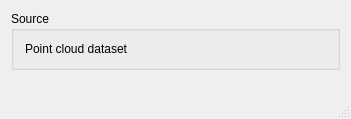
carsmie/QGIS, file src/ui/pointcloud/qgspointcloudsourceselectbase.ui: the form before one commit.
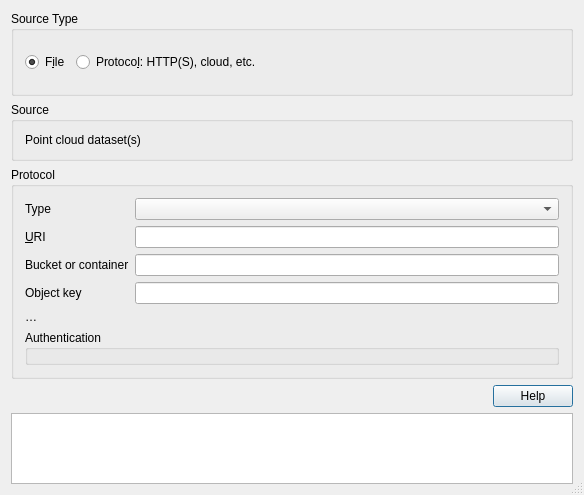
The form after the commit. Icons and pictures are not drawn. Custom widgets are drawn as their Qt base class.

```diff
--- a/src/ui/pointcloud/qgspointcloudsourceselectbase.ui
+++ b/src/ui/pointcloud/qgspointcloudsourceselectbase.ui
@@ -6,8 +6,8 @@
    <rect>
     <x>0</x>
     <y>0</y>
-    <width>351</width>
-    <height>119</height>
+    <width>584</width>
+    <height>495</height>
    </rect>
   </property>
   <property name="windowTitle">
@@ -23,37 +23,174 @@
   <property name="modal">
    <bool>true</bool>
   </property>
-  <layout class="QGridLayout" name="gridLayout_2">
+  <layout class="QGridLayout" name="gridLayout">
+   <item row="2" column="0">
+    <widget class="QGroupBox" name="protocolGroupBox">
+     <property name="sizePolicy">
+      <sizepolicy hsizetype="Preferred" vsizetype="Fixed">
+       <horstretch>0</horstretch>
+       <verstretch>0</verstretch>
+      </sizepolicy>
+     </property>
+     <property name="minimumSize">
+      <size>
+       <width>0</width>
+       <height>0</height>
+      </size>
+     </property>
+     <property name="title">
+      <string>Protocol</string>
+     </property>
+     <layout class="QGridLayout" name="gridLayout_21">
+      <item row="0" column="1">
+       <widget class="QComboBox" name="cmbProtocolTypes"/>
+      </item>
+      <item row="0" column="0">
+       <widget class="QLabel" name="label_2">
+        <property name="text">
+         <string>Type</string>
+        </property>
+       </widget>
+      </item>
+      <item row="1" column="0">
+       <widget class="QLabel" name="labelProtocolURI">
+        <property name="text">
+         <string>&amp;URI</string>
+        </property>
+        <property name="buddy">
+         <cstring>protocolURI</cstring>
+        </property>
+       </widget>
+      </item>
+      <item row="1" column="1">
+       <widget class="QLineEdit" name="protocolURI"/>
+      </item>
+      <item row="2" column="0">
+       <widget class="QLabel" name="labelBucket">
+        <property name="text">
+         <string>Bucket or container</string>
+        </property>
+        <property name="buddy">
+         <cstring>mBucket</cstring>
+        </property>
+       </widget>
+      </item>
+      <item row="2" column="1">
+       <widget class="QLineEdit" name="mBucket"/>
+      </item>
+      <item row="3" column="0">
+       <widget class="QLabel" name="labelKey">
+        <property name="text">
+         <string>Object key</string>
+        </property>
+        <property name="buddy">
+         <cstring>mKey</cstring>
+        </property>
+       </widget>
+      </item>
+      <item row="3" column="1">
+       <widget class="QLineEdit" name="mKey"/>
+      </item>
+      <item row="4" column="0" colspan="2">
+       <widget class="QLabel" name="mAuthWarning">
+        <property name="text">
+         <string>…</string>
+        </property>
+        <property name="wordWrap">
+         <bool>true</bool>
+        </property>
+        <property name="openExternalLinks">
+         <bool>true</bool>
+        </property>
+       </widget>
+      </item>
+      <item row="5" column="0" colspan="2">
+       <widget class="QGroupBox" name="mAuthGroupBox">
+        <property name="title">
+         <string>Authentication</string>
+        </property>
+        <layout class="QVBoxLayout" name="verticalLayout_3">
+         <property name="leftMargin">
+          <number>6</number>
+         </property>
+         <property name="topMargin">
+          <number>6</number>
+         </property>
+         <property name="rightMargin">
+          <number>6</number>
+         </property>
+         <property name="bottomMargin">
+          <number>6</number>
+         </property>
+         <item>
+          <widget class="QgsAuthSettingsWidget" name="mAuthSettingsProtocol" native="true">
+           <property name="sizePolicy">
+            <sizepolicy hsizetype="Preferred" vsizetype="Maximum">
+             <horstretch>0</horstretch>
+             <verstretch>0</verstretch>
+            </sizepolicy>
+           </property>
+          </widget>
+         </item>
+        </layout>
+       </widget>
+      </item>
+     </layout>
+    </widget>
+   </item>
+   <item row="4" column="0">
+    <widget class="QDialogButtonBox" name="buttonBox">
+     <property name="standardButtons">
+      <set>QDialogButtonBox::Help</set>
+     </property>
+    </widget>
+   </item>
    <item row="0" column="0">
-    <layout class="QVBoxLayout" name="verticalLayout">
-     <item>
-      <widget class="QGroupBox" name="fileGroupBox">
-       <property name="sizePolicy">
-        <sizepolicy hsizetype="Preferred" vsizetype="Fixed">
-         <horstretch>0</horstretch>
-         <verstretch>0</verstretch>
-        </sizepolicy>
-       </property>
-       <property name="title">
-        <string>Source</string>
-       </property>
-       <layout class="QHBoxLayout" name="horizontalLayout">
-        <item>
-         <widget class="QLabel" name="label">
-          <property name="text">
-           <string>Point cloud dataset</string>
-          </property>
-         </widget>
-        </item>
-        <item>
-         <widget class="QgsFileWidget" name="mFileWidget" native="true"/>
-        </item>
-       </layout>
-      </widget>
-     </item>
-    </layout>
+    <widget class="QGroupBox" name="srcGroupBox">
+     <property name="sizePolicy">
+      <sizepolicy hsizetype="Preferred" vsizetype="Fixed">
+       <horstretch>0</horstretch>
+       <verstretch>0</verstretch>
+      </sizepolicy>
+     </property>
+     <property name="title">
+      <string>Source Type</string>
+     </property>
+     <layout class="QHBoxLayout" name="horizontalLayout1_2">
+      <item>
+       <widget class="QRadioButton" name="mRadioSrcFile">
+        <property name="text">
+         <string>F&amp;ile</string>
+        </property>
+        <property name="checked">
+         <bool>true</bool>
+        </property>
+       </widget>
+      </item>
+      <item>
+       <widget class="QRadioButton" name="mRadioSrcProtocol">
+        <property name="text">
+         <string>Protoco&amp;l: HTTP(S), cloud, etc.</string>
+        </property>
+       </widget>
+      </item>
+      <item>
+       <spacer name="horizontalSpacer_2">
+        <property name="orientation">
+         <enum>Qt::Horizontal</enum>
+        </property>
+        <property name="sizeHint" stdset="0">
+         <size>
+          <width>20</width>
+          <height>40</height>
+         </size>
+        </property>
+       </spacer>
+      </item>
+     </layout>
+    </widget>
    </item>
-   <item row="1" column="0">
+   <item row="3" column="0">
     <spacer name="verticalSpacer">
      <property name="orientation">
       <enum>Qt::Vertical</enum>
@@ -66,13 +203,34 @@
      </property>
     </spacer>
    </item>
-   <item row="2" column="0">
-    <widget class="QDialogButtonBox" name="buttonBox">
-     <property name="standardButtons">
-      <set>QDialogButtonBox::NoButton</set>
+   <item row="1" column="0">
+    <widget class="QGroupBox" name="fileGroupBox">
+     <property name="sizePolicy">
+      <sizepolicy hsizetype="Preferred" vsizetype="Fixed">
+       <horstretch>0</horstretch>
+       <verstretch>0</verstretch>
+      </sizepolicy>
      </property>
+     <property name="title">
+      <string>Source</string>
+     </property>
+     <layout class="QHBoxLayout" name="horizontalLayout">
+      <item>
+       <widget class="QLabel" name="label">
+        <property name="text">
+         <string>Point cloud dataset(s)</string>
+        </property>
+       </widget>
+      </item>
+      <item>
+       <widget class="QgsFileWidget" name="mFileWidget" native="true"/>
+      </item>
+     </layout>
     </widget>
    </item>
+   <item row="5" column="0">
+    <widget class="QPlainTextEdit" name="plainTextEdit"/>
+   </item>
   </layout>
  </widget>
  <layoutdefault spacing="6" margin="11"/>
@@ -81,6 +239,13 @@
    <class>QgsFileWidget</class>
    <extends>QWidget</extends>
    <header>qgsfilewidget.h</header>
+   <container>1</container>
+  </customwidget>
+  <customwidget>
+   <class>QgsAuthSettingsWidget</class>
+   <extends>QWidget</extends>
+   <header>auth/qgsauthsettingswidget.h</header>
+   <container>1</container>
   </customwidget>
  </customwidgets>
  <tabstops>
```
Left out of the diff: 22 changed lines with no effect on the pictures.
